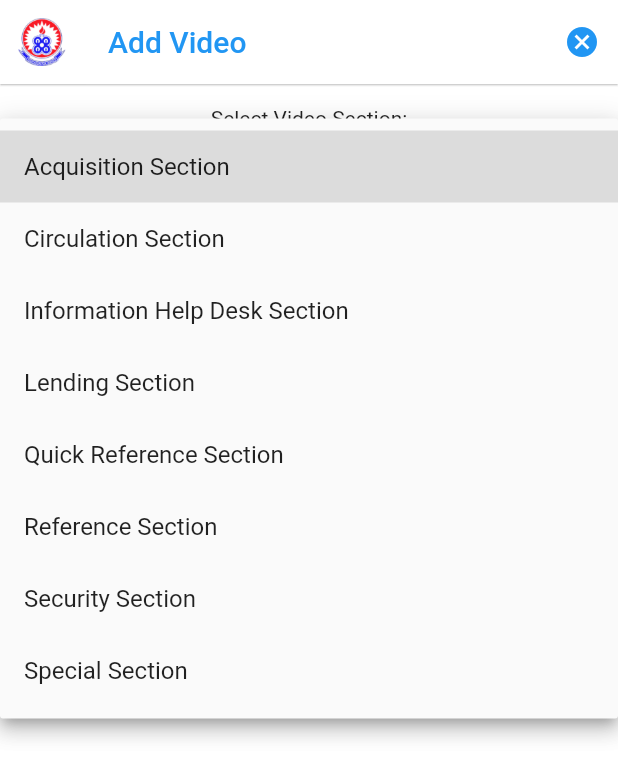
After one commit to majestyjnr/LOAAdmin, a Flutter app: the AddVideo screen opened directly, after a tap on "Acquisition Section", on a phone screen of 412 x 824 dp. The commit adds this screen. Shown: the top 778 px of the screen. Run offline on Flutter 3.47's test engine with Material 2 defaults, Android fonts, the phone set to English and light mode, and no system bars; our stand-ins replace font_awesome_flutter, image_picker, video_player.

Commit message:
Commit Updates

```diff
--- a/LOAAdmin/lib/screens.dart
+++ b/LOAAdmin/lib/screens.dart
@@ -1,8 +1,8 @@
 export 'screens/auth/Signin.dart';
 export 'screens/auth/Signup.dart';
 
-export 'screens/dashboard/PostFaq.dart';
-export 'screens/dashboard/PostVideo.dart';
+export 'screens/dashboard/AddFaq.dart';
+export 'screens/dashboard/AddVideo.dart';
 export 'screens/dashboard/Questions.dart';
 export 'screens/dashboard/dashboard.dart';
 export 'screens/dashboard/profile.dart';
--- /dev/null
+++ b/LOAAdmin/lib/screens/dashboard/AddVideo.dart
@@ -0,0 +1,144 @@
+import 'dart:io';
+
+import 'package:flutter/material.dart';
+import 'package:image_picker/image_picker.dart';
+import 'package:video_player/video_player.dart';
+
+class AddVideo extends StatefulWidget {
+  AddVideo({Key key}) : super(key: key);
+
+  @override
+  _AddVideoState createState() => _AddVideoState();
+}
+
+class _AddVideoState extends State<AddVideo> {
+  String dropdownValue = 'Acquisition Section';
+  File _video;
+
+  VideoPlayerController _videoPlayerController;
+  @override
+  Widget build(BuildContext context) {
+    return Scaffold(
+      backgroundColor: Colors.white,
+      appBar: AppBar(
+        elevation: 0.5,
+        brightness: Brightness.light,
+        backgroundColor: Colors.white,
+        title: Text(
+          'Add Video',
+          style: TextStyle(
+            color: Colors.blue,
+          ),
+        ),
+        leading: Padding(
+          padding: const EdgeInsets.all(12.0),
+          child: Image(
+            image: AssetImage('assets/images/uew.png'),
+          ),
+        ),
+        actions: <Widget>[
+          IconButton(
+            icon: Icon(
+              Icons.cancel,
+              color: Colors.blue,
+            ),
+            onPressed: () {
+              Navigator.pop(context);
+            },
+          ),
+        ],
+      ),
+      body: SingleChildScrollView(
+        child: Padding(
+          padding: const EdgeInsets.all(15.0),
+          child: Column(
+            crossAxisAlignment: CrossAxisAlignment.center,
+            children: <Widget>[
+              Text('Select Video Section:'),
+              DropdownButton<String>(
+                isExpanded: true,
+                value: dropdownValue,
+                items: <String>[
+                  'Acquisition Section',
+                  'Circulation Section',
+                  'Information Help Desk Section',
+                  'Lending Section',
+                  'Quick Reference Section',
+                  'Reference Section',
+                  'Security Section',
+                  'Special Section'
+                ].map<DropdownMenuItem<String>>(
+                  (String value) {
+                    return DropdownMenuItem(
+                      value: value,
+                      child: Text(value),
+                    );
+                  },
+                ).toList(),
+                onChanged: (String newLevel) {
+                  setState(() {
+                    dropdownValue = newLevel;
+                  });
+                },
+              ),
+              TextField(
+                maxLines: null,
+                minLines: 3,
+                decoration: InputDecoration(
+                  labelText: 'Video Description',
+                ),
+              ),
+              SizedBox(
+                height: 20,
+              ),
+              IconButton(
+                  icon: Icon(
+                    Icons.attach_file,
+                    size: 30,
+                  ),
+                  onPressed: () async {
+                    final file = await ImagePicker.pickVideo(
+                      source: ImageSource.gallery,
+                    );
+                    _video = file;
+                    _videoPlayerController = VideoPlayerController.file(_video)
+                      ..initialize().then((_) {
+                        setState(() {
+                          _videoPlayerController.play();
+                        });
+                      });
+                  }),
+              SizedBox(
+                height: 15,
+              ),
+              Text('Attach Video'),
+              if (_video != null)
+                _videoPlayerController.value.initialized
+                    ? AspectRatio(
+                        aspectRatio: _videoPlayerController.value.aspectRatio,
+                        child: VideoPlayer(
+                          _videoPlayerController,
+                        ),
+                      )
+                    : Container(),
+              SizedBox(
+                height: 50,
+              ),
+              MaterialButton(
+                minWidth: double.infinity,
+                height: 40,
+                child: Text(
+                  'Upload Video',
+                  style: TextStyle(color: Colors.white),
+                ),
+                onPressed: () {},
+                elevation: 0.5,
+                color: Colors.blue,
+              ),
+            ],
+          ),
+        ),
+      ),
+    );
+  }
+}
--- a/LOAAdmin/pubspec.yaml
+++ b/LOAAdmin/pubspec.yaml
@@ -27,6 +27,7 @@ dependencies:
   image_picker:
   toast:
   youtube_player_flutter:
+  video_player: ^0.10.2+1
   firebase_database: ^3.1.1
   firebase_auth: ^0.16.1
   shared_preferences: ^0.5.10
```
Also changed, not shown: LOAAdmin/lib/screens/dashboard/AddFaq.dart (added, +86 -0 lines), LOAAdmin/lib/screens/dashboard/dashboard.dart (+20 -2 lines), LOAAdmin/lib/screens/dashboard/profile.dart (+7 -3 lines), LOAAdmin/lib/screens/dashboard/ManageFAQs.dart (added), LOAAdmin/lib/screens/dashboard/ManageVideos.dart (added), LOAAdmin/lib/screens/dashboard/PostFaq.dart (deleted), LOAAdmin/lib/screens/dashboard/PostVideo.dart (deleted), LOAAdmin/pubspec.lock, 1 other file.
